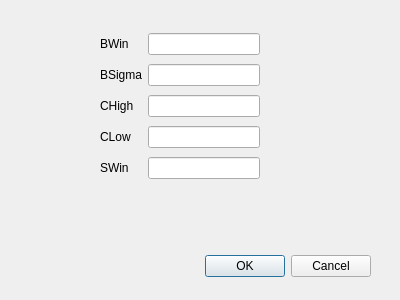
The window that StitchView/tparadialog.ui (chenyufjfz/ChipPintu) describes before a commit, drawn with Qt 5.
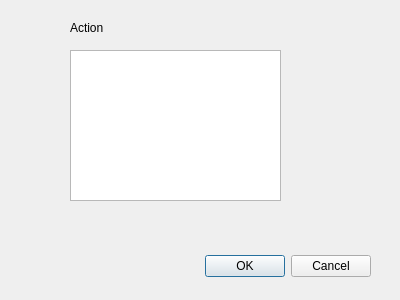
The same window after the commit.

```diff
--- a/StitchView/tparadialog.ui
+++ b/StitchView/tparadialog.ui
@@ -29,67 +29,28 @@
     <set>QDialogButtonBox::Cancel|QDialogButtonBox::Ok</set>
    </property>
   </widget>
-  <widget class="QWidget" name="gridLayoutWidget">
+  <widget class="QListWidget" name="action_list">
    <property name="geometry">
     <rect>
-     <x>100</x>
-     <y>30</y>
-     <width>160</width>
-     <height>152</height>
+     <x>70</x>
+     <y>50</y>
+     <width>211</width>
+     <height>151</height>
     </rect>
    </property>
-   <layout class="QGridLayout" name="gridLayout">
-    <item row="3" column="1">
-     <widget class="QLineEdit" name="canny_low_th"/>
-    </item>
-    <item row="1" column="0">
-     <widget class="QLabel" name="label_2">
-      <property name="text">
-       <string>BSigma</string>
-      </property>
-     </widget>
-    </item>
-    <item row="2" column="0">
-     <widget class="QLabel" name="label_3">
-      <property name="text">
-       <string>CHigh</string>
-      </property>
-     </widget>
-    </item>
-    <item row="3" column="0">
-     <widget class="QLabel" name="label_4">
-      <property name="text">
-       <string>CLow</string>
-      </property>
-     </widget>
-    </item>
-    <item row="2" column="1">
-     <widget class="QLineEdit" name="canny_high_th"/>
-    </item>
-    <item row="4" column="1">
-     <widget class="QLineEdit" name="sobel_w"/>
-    </item>
-    <item row="0" column="1">
-     <widget class="QLineEdit" name="bfilt_w"/>
-    </item>
-    <item row="0" column="0">
-     <widget class="QLabel" name="label">
-      <property name="text">
-       <string>BWin</string>
-      </property>
-     </widget>
-    </item>
-    <item row="1" column="1">
-     <widget class="QLineEdit" name="bfilt_csigma"/>
-    </item>
-    <item row="4" column="0">
-     <widget class="QLabel" name="label_5">
-      <property name="text">
-       <string>SWin</string>
-      </property>
-     </widget>
-    </item>
-   </layout>
+  </widget>
+  <widget class="QLabel" name="label">
+   <property name="geometry">
+    <rect>
+     <x>70</x>
+     <y>20</y>
+     <width>55</width>
+     <height>16</height>
+    </rect>
+   </property>
+   <property name="text">
+    <string>Action</string>
+   </property>
   </widget>
  </widget>
  <resources/>
```
